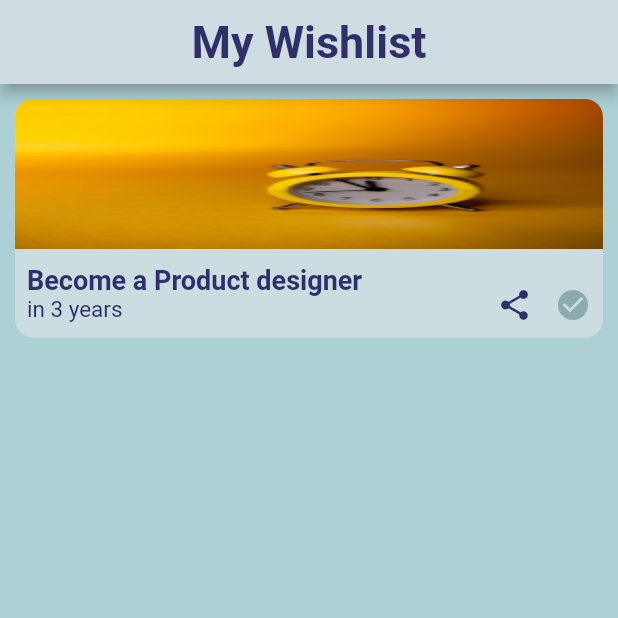
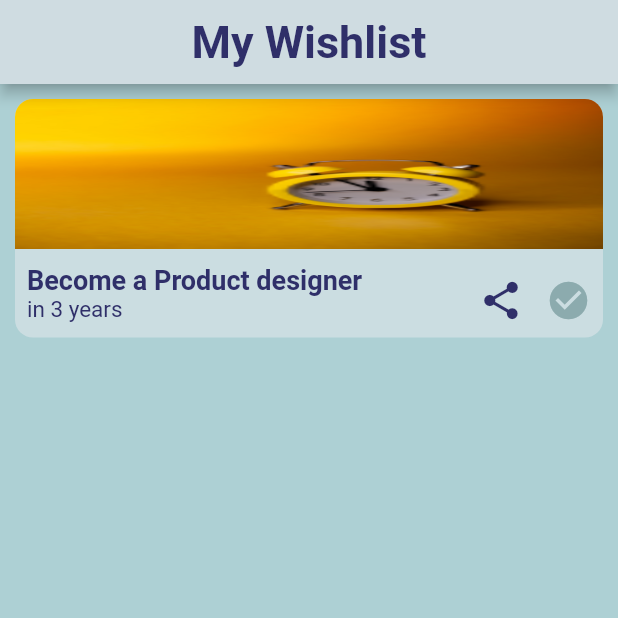
Before and after one commit to sobuur0/goalist-app, a Flutter app: the screen it shows after launch, on a phone screen of 412 x 824 dp, the top half of it. Run offline on Flutter 3.47's test engine with Material 2 defaults, Android fonts, the phone set to English and light mode, and no system bars.

```diff
--- a/lib/widgets/wishlist_card.dart
+++ b/lib/widgets/wishlist_card.dart
@@ -17,9 +17,7 @@ class WishlistCard extends StatelessWidget {
   Widget build(BuildContext context) {
     final size = MediaQuery.of(context).size;
 
-    return InkWell(
-      onTap: onTap,
-      child: Container(
+    return Container(
       margin: const EdgeInsets.all(10.0),
       decoration: BoxDecoration(
         borderRadius: BorderRadius.circular(12.0),
@@ -65,20 +63,24 @@ class WishlistCard extends StatelessWidget {
                 const Icon(
                   Icons.share,
                   color: kTextsColor,
+                  size: 30.0,
                 ),
                 const SizedBox(
                   width: 15.0,
                 ),
-                  const Icon(
+                InkWell(
+                  onTap: onTap,
+                  child: const Icon(
                     Icons.check_circle,
                     color: kUnselectedItemColor,
+                    size: 30.0,
+                  ),
                 ),
               ],
             ),
           ),
         ],
       ),
-      ),
     );
   }
 }
```
Lines whose indentation alone changed are shown as unchanged.
